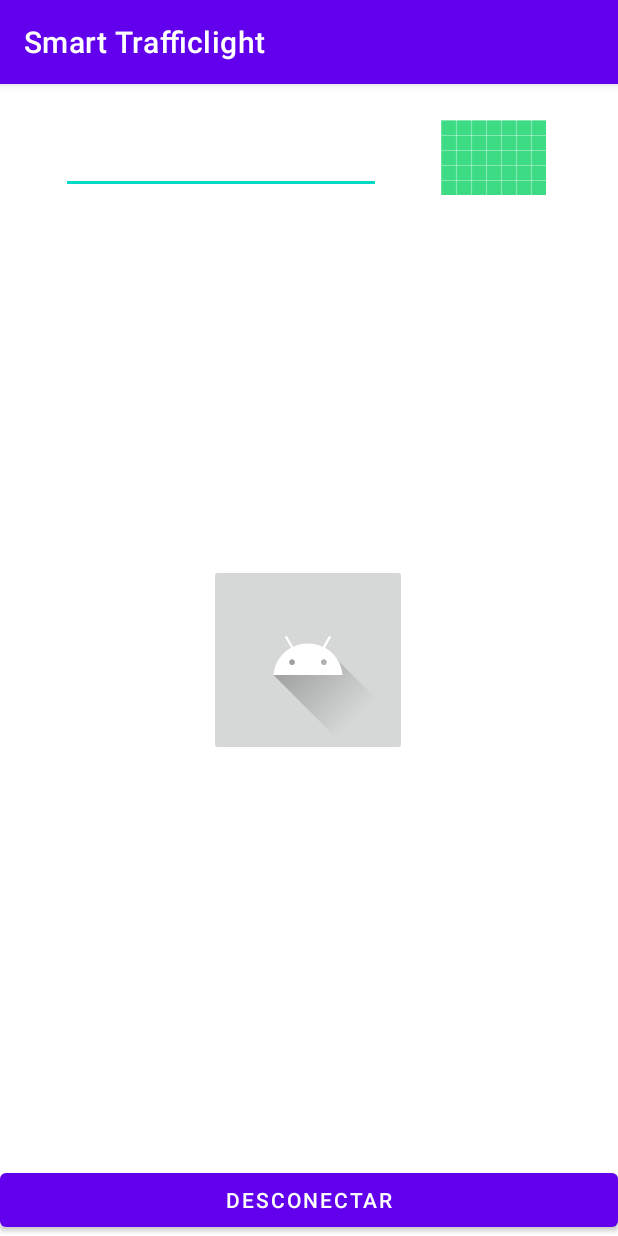
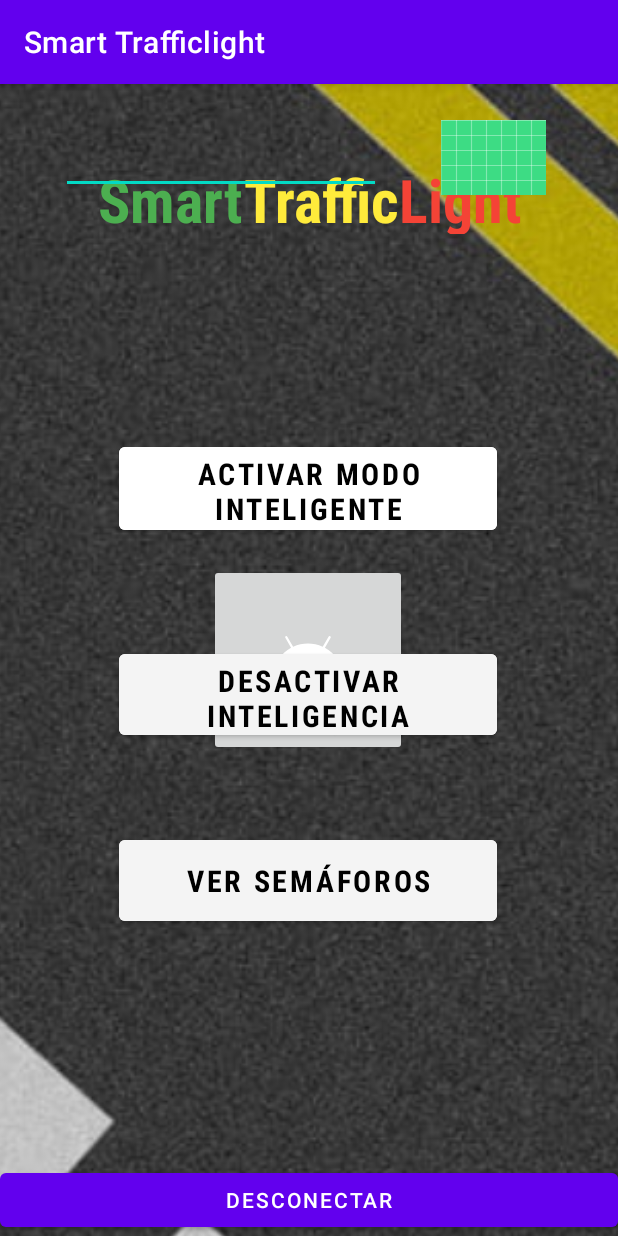
Before and after one commit to contrerasagustin/soa, an Android app: the MainActivity screen opened directly, with no data from a screen before it, on a phone screen of 412 x 824 dp. Run offline under Robolectric (Android 15) with nearby library versions, the phone set to English and light mode, and no system bars; network calls fail; 5 statements that could not run were skipped.

Commit message:
Funciona el envio de S y N

```diff
--- a/smart_trafficlight_v2/app/src/main/java/com/proyect/smart_trafficlight/MainActivity.java
+++ b/smart_trafficlight_v2/app/src/main/java/com/proyect/smart_trafficlight/MainActivity.java
@@ -28,7 +28,7 @@ public class MainActivity extends AppCompatActivity {
 
     EditText edtTextOut;
     ImageButton btnSend,btnSendDefault;
-    Button btnDisconnect;
+    Button btnDisconnect,enableSmartButton,disableSmartButton;
     TextView tvtMsg;
 
     //-------------------------------------------
@@ -75,7 +75,26 @@ public class MainActivity extends AppCompatActivity {
         btnSendDefault = findViewById(R.id.btnSendDefault);
         btnDisconnect = findViewById(R.id.btnDisconnect);
         tvtMsg = findViewById(R.id.tvtMsg);
+        enableSmartButton = findViewById(R.id.btnEnableSmartMode);
+        disableSmartButton = findViewById(R.id.btnDisableSmartMode);
 
+
+        enableSmartButton.setOnClickListener(new View.OnClickListener() {
+            @Override
+            public void onClick(View v) {
+
+                MyConexionBT.write("S");
+            }
+        });
+
+        disableSmartButton.setOnClickListener(new View.OnClickListener() {
+            @Override
+            public void onClick(View v) {
+
+                MyConexionBT.write("N");
+
+            }
+        });
         btnSend.setOnClickListener(new View.OnClickListener() {
             @Override
             public void onClick(View view) {
--- a/smart_trafficlight_v2/app/src/main/res/layout/activity_main.xml
+++ b/smart_trafficlight_v2/app/src/main/res/layout/activity_main.xml
@@ -2,9 +2,129 @@
 <androidx.constraintlayout.widget.ConstraintLayout xmlns:android="http://schemas.android.com/apk/res/android"
     xmlns:app="http://schemas.android.com/apk/res-auto"
     xmlns:tools="http://schemas.android.com/tools"
+    android:id="@+id/Main"
     android:layout_width="match_parent"
     android:layout_height="match_parent"
+    android:background="#9F07050C"
     tools:context=".MainActivity">
+
+    <ImageView
+        android:id="@+id/background"
+        android:layout_width="617dp"
+        android:layout_height="834dp"
+        app:layout_constraintBottom_toBottomOf="parent"
+        app:layout_constraintEnd_toEndOf="parent"
+        app:layout_constraintHorizontal_bias="0.558"
+        app:layout_constraintStart_toStartOf="parent"
+        app:layout_constraintTop_toTopOf="parent"
+        app:layout_constraintVertical_bias="0.0"
+        app:srcCompat="@drawable/background" />
+
+    <LinearLayout
+        android:id="@+id/Title"
+        android:layout_width="wrap_content"
+        android:layout_height="93dp"
+        android:gravity="bottom|center"
+        android:orientation="horizontal"
+        app:layout_constraintBottom_toBottomOf="parent"
+        app:layout_constraintEnd_toEndOf="parent"
+        app:layout_constraintStart_toStartOf="parent"
+        app:layout_constraintTop_toTopOf="parent"
+        app:layout_constraintVertical_bias="0.087">
+
+        <TextView
+            android:id="@+id/TitleG"
+            android:layout_width="wrap_content"
+            android:layout_height="50dp"
+            android:layout_marginTop="52dp"
+            android:fontFamily="sans-serif-condensed-medium"
+            android:shadowColor="#393838"
+            android:text="Smart"
+            android:textAlignment="center"
+            android:textColor="#4CAF50"
+            android:textSize="40sp"
+            android:textStyle="bold" />
+
+        <TextView
+            android:id="@+id/TitleY"
+            android:layout_width="wrap_content"
+            android:layout_height="50dp"
+            android:layout_marginTop="52dp"
+            android:fontFamily="sans-serif-condensed-medium"
+            android:text="Traffic"
+            android:textAlignment="center"
+            android:textColor="#FFEB3B"
+            android:textSize="40sp"
+            android:textStyle="bold" />
+
+        <TextView
+            android:id="@+id/TitleR"
+            android:layout_width="wrap_content"
+            android:layout_height="50dp"
+            android:layout_marginTop="52dp"
+            android:fontFamily="sans-serif-condensed-medium"
+            android:text="Light"
+            android:textAlignment="center"
+            android:textColor="#F44336"
+            android:textSize="40sp"
+            android:textStyle="bold" />
+
+    </LinearLayout>
+
+    <Button
+        android:id="@+id/btnEnableSmartMode"
+        android:layout_width="252dp"
+        android:layout_height="67dp"
+        android:backgroundTint="#FFFFFF"
+        android:fontFamily="sans-serif-condensed-medium"
+        android:text="Activar modo inteligente"
+        android:textColor="#000000"
+        android:textSize="20dp"
+        android:textStyle="bold"
+        app:layout_constraintBottom_toBottomOf="parent"
+        app:layout_constraintEnd_toEndOf="parent"
+        app:layout_constraintHorizontal_bias="0.496"
+        app:layout_constraintStart_toStartOf="parent"
+        app:layout_constraintTop_toTopOf="parent"
+        app:layout_constraintVertical_bias="0.337" />
+
+    <Button
+        android:id="@+id/btnDisableSmartMode"
+        android:layout_width="252dp"
+        android:layout_height="66dp"
+        android:backgroundTint="#F4F4F4"
+        android:fontFamily="sans-serif-condensed"
+        android:text="Desactivar inteligencia"
+        android:textColor="#000000"
+        android:textSize="20dp"
+        android:textStyle="bold"
+        app:layout_constraintBottom_toBottomOf="parent"
+        app:layout_constraintEnd_toEndOf="parent"
+        app:layout_constraintHorizontal_bias="0.496"
+        app:layout_constraintStart_toStartOf="parent"
+        app:layout_constraintTop_toTopOf="parent"
+        app:layout_constraintVertical_bias="0.533" />
+
+
+    <!--  Codigo de prueba -->
+
+
+    <Button
+        android:id="@+id/GoToLights"
+        android:layout_width="252dp"
+        android:layout_height="66dp"
+        android:backgroundTint="#F4F4F4"
+        android:fontFamily="sans-serif-condensed"
+        android:text="Ver semáforos"
+        android:textColor="#000000"
+        android:textSize="20dp"
+        android:textStyle="bold"
+        app:layout_constraintBottom_toBottomOf="parent"
+        app:layout_constraintEnd_toEndOf="parent"
+        app:layout_constraintHorizontal_bias="0.496"
+        app:layout_constraintStart_toStartOf="parent"
+        app:layout_constraintTop_toTopOf="parent"
+        app:layout_constraintVertical_bias="0.709" />
 
     <Button
         android:id="@+id/btnDisconnect"
@@ -13,7 +133,9 @@
         android:text="@string/strdesc"
         app:layout_constraintBottom_toBottomOf="parent"
         app:layout_constraintEnd_toEndOf="parent"
-        app:layout_constraintStart_toStartOf="parent" />
+        app:layout_constraintStart_toStartOf="parent"
+        tools:visibility="gone" />
+
 
     <TextView
         android:id="@+id/tvtMsg"
@@ -22,7 +144,8 @@
         app:layout_constraintBottom_toTopOf="@+id/btnDisconnect"
         app:layout_constraintEnd_toEndOf="parent"
         app:layout_constraintHorizontal_bias="1.0"
-        app:layout_constraintStart_toStartOf="parent" />
+        app:layout_constraintStart_toStartOf="parent"
+        tools:visibility="gone" />
 
     <EditText
         android:id="@+id/edtTextOut"
@@ -35,7 +158,8 @@
         app:layout_constraintEnd_toStartOf="@+id/btnSend"
         app:layout_constraintStart_toStartOf="parent"
         app:layout_constraintTop_toTopOf="@+id/btnSend"
-        tools:ignore="SpeakableTextPresentCheck" />
+        tools:ignore="SpeakableTextPresentCheck"
+        tools:visibility="gone" />
 
     <ImageButton
         android:id="@+id/btnSend"
@@ -47,7 +171,8 @@
         app:layout_constraintEnd_toEndOf="parent"
         app:layout_constraintTop_toTopOf="parent"
         app:srcCompat="@drawable/ic_launcher_background"
-        tools:ignore="SpeakableTextPresentCheck,ImageContrastCheck" />
+        tools:ignore="SpeakableTextPresentCheck,ImageContrastCheck"
+        tools:visibility="gone" />
 
     <ImageButton
         android:id="@+id/btnSendDefault"
@@ -60,6 +185,7 @@
         app:layout_constraintStart_toStartOf="parent"
         app:layout_constraintTop_toTopOf="parent"
         app:srcCompat="@drawable/ic_launcher_foreground"
-        tools:ignore="SpeakableTextPresentCheck" />
+        tools:ignore="SpeakableTextPresentCheck"
+        tools:visibility="gone" />
 
 </androidx.constraintlayout.widget.ConstraintLayout>
```
Also changed, not shown: smart_trafficlight_v2/app/src/main/res/drawable/background.jpg (added), smart_trafficlight_v2/app/src/main/res/drawable/green.png (added), smart_trafficlight_v2/app/src/main/res/drawable/red.png (added), smart_trafficlight_v2/app/src/main/res/drawable/yellow.png (added).
